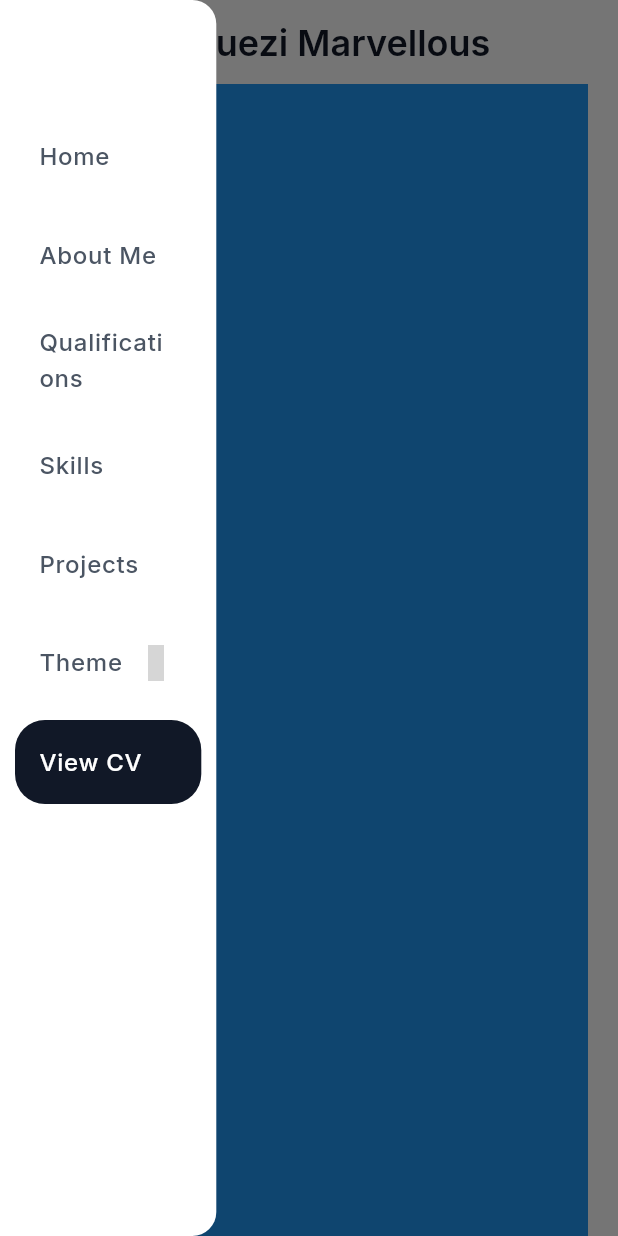
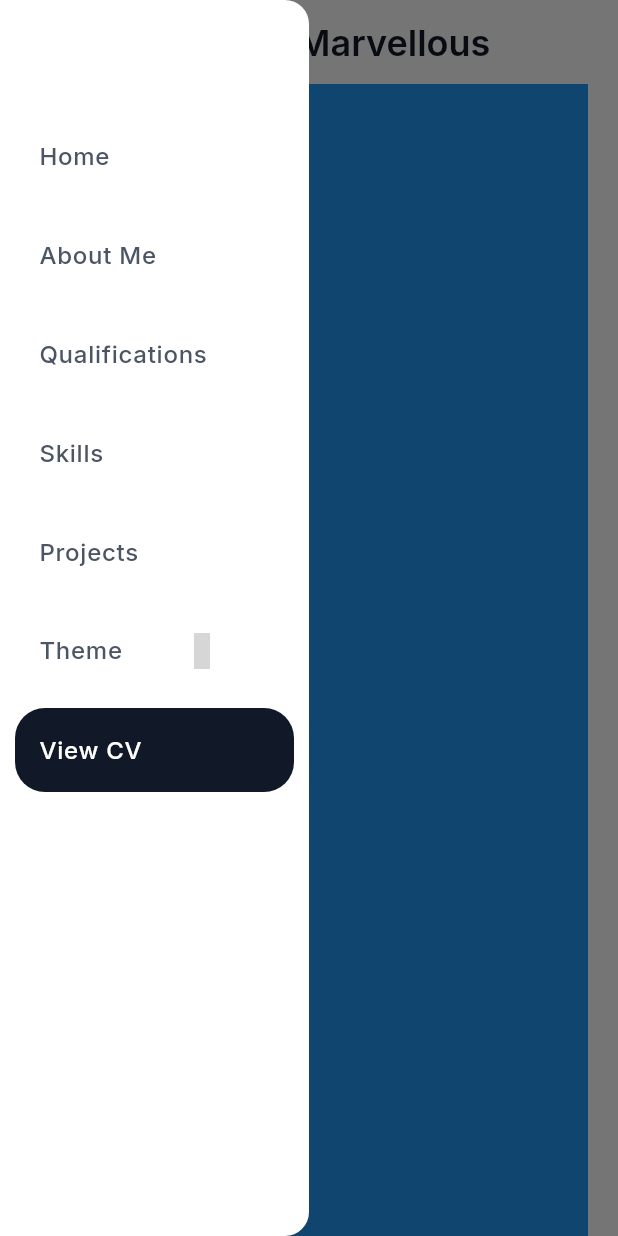
Before and after one commit to Marvyoha/portfolio_website, a Flutter app: the screen it shows after launch, with the side drawer open, on a phone screen of 412 x 824 dp. Run offline on Flutter 3.47's test engine with Material 3 defaults, Android fonts, the phone set to English and light mode, and no system bars; our stand-ins replace google_fonts; missing offline and left inert: carbon_icons; grey boxes are pictures that could not be loaded.

Commit message:
drawer percentage

```diff
--- a/lib/pages/mobile/homepage_mobile.dart
+++ b/lib/pages/mobile/homepage_mobile.dart
@@ -66,7 +66,7 @@ class _HomepageMobileState extends State<HomepageMobile> {
 
   Widget _buildDrawer(BuildContext context, ThemeProvider themeProvider) {
     return Drawer(
-      width: widget.platformWidth * 0.35,
+      width: widget.platformWidth * 0.50,
       child: Padding(
         padding: GlobalVariables.drawerPadding,
         child: Column(
```
